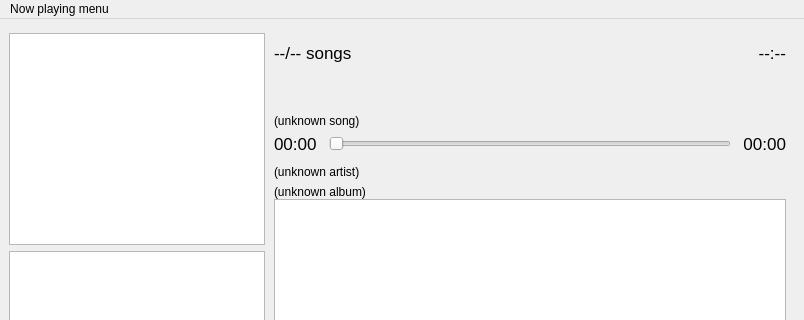
gidzzz/openmediaplayer, file nowplayingwindow.ui: the form before one commit; both pictures show x 0 to 804 and y 0 to 320 of the 804 by 536 pixel window.
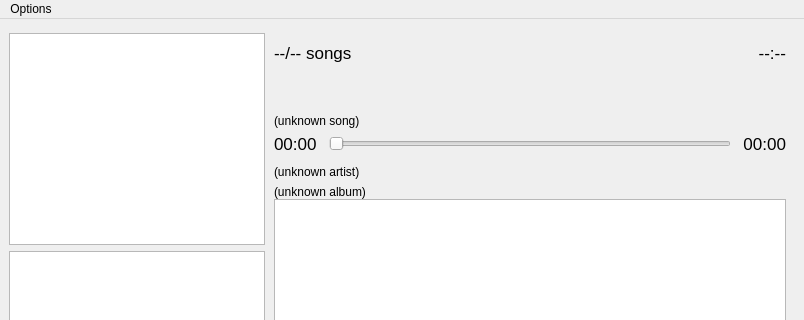
The form after the commit. Custom widgets are drawn as their Qt base class.

Patch:
```diff
--- a/nowplayingwindow.ui
+++ b/nowplayingwindow.ui
@@ -909,7 +909,7 @@
    </property>
    <widget class="QMenu" name="menuNow_playing_menu">
     <property name="title">
-     <string>Now playing menu</string>
+     <string>Options</string>
     </property>
     <addaction name="actionFM_Transmitter"/>
     <addaction name="actionClear_now_playing"/>
```
Left out of the diff: 6 changed lines with no effect on the pictures.
